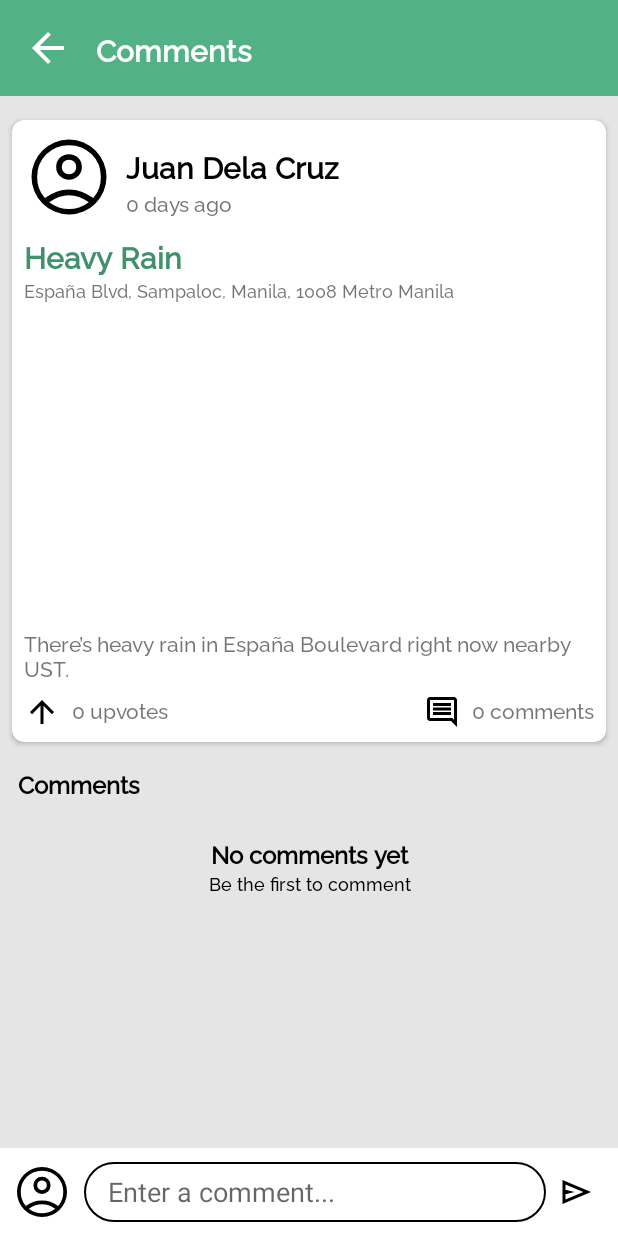
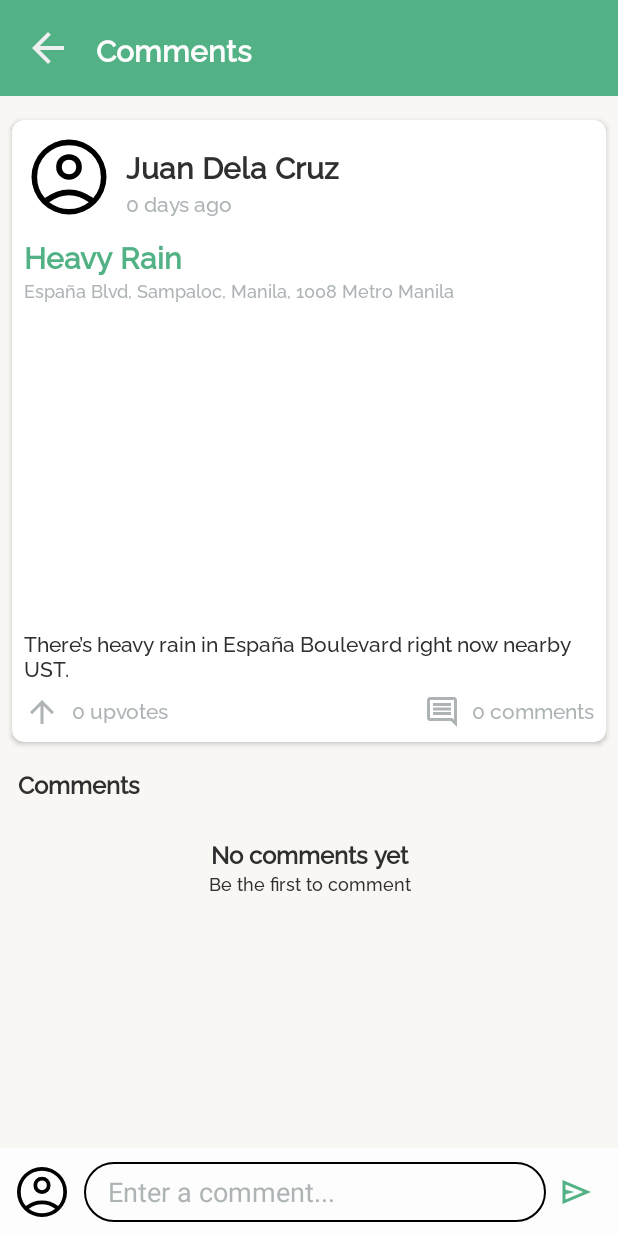
Before and after one commit to ChickenCombo/disaster-online-reporting-application, an Android app: the CommentsActivity screen opened directly, with no data from a screen before it, on a phone screen of 412 x 824 dp. Run offline under Robolectric (Android 15) with nearby library versions, the phone set to English and light mode, and no system bars; our stand-ins replace CircleImageView, Firebase (no records; nobody signed in at launch, a user with empty details on screens opened directly), Picasso; pictures from the network do not load.

Commit message:
Updated colors scheme in colors.xml

```diff
--- a/app/src/main/res/drawable/ic_comment.xml
+++ b/app/src/main/res/drawable/ic_comment.xml
@@ -4,6 +4,6 @@
     android:viewportWidth="24"
     android:viewportHeight="24">
   <path
-      android:fillColor="#FF000000"
+      android:fillColor="@color/primary_gray"
       android:pathData="M6,14h12v-2L6,12ZM6,11h12L18,9L6,9ZM6,8h12L18,6L6,6ZM22,22 L18,18L4,18q-0.825,0 -1.412,-0.587Q2,16.825 2,16L2,4q0,-0.825 0.588,-1.413Q3.175,2 4,2h16q0.825,0 1.413,0.587Q22,3.175 22,4ZM4,4v12h14.825L20,17.175L20,4L4,4ZM4,4v13.175L4,4Z"/>
 </vector>
--- a/app/src/main/res/drawable/ic_upvote.xml
+++ b/app/src/main/res/drawable/ic_upvote.xml
@@ -4,6 +4,6 @@
     android:viewportWidth="24"
     android:viewportHeight="24">
   <path
-      android:fillColor="#FF000000"
+      android:fillColor="@color/primary_gray"
       android:pathData="M11,20V7.825l-5.6,5.6L4,12l8,-8 8,8 -1.4,1.425 -5.6,-5.6V20Z"/>
 </vector>
--- a/app/src/main/res/drawable/ic_upvoted.xml
+++ b/app/src/main/res/drawable/ic_upvoted.xml
@@ -4,6 +4,6 @@
     android:viewportWidth="24"
     android:viewportHeight="24">
   <path
-      android:fillColor="#f24100"
+      android:fillColor="@color/primary_green"
       android:pathData="M11,20V7.825l-5.6,5.6L4,12l8,-8 8,8 -1.4,1.425 -5.6,-5.6V20Z"/>
 </vector>
--- a/app/src/main/res/layout/activity_change_profile_picture.xml
+++ b/app/src/main/res/layout/activity_change_profile_picture.xml
@@ -27,7 +27,7 @@
         android:src="@drawable/ic_back"
         app:layout_constraintStart_toStartOf="parent"
         app:layout_constraintTop_toTopOf="parent"
-        app:tint="@color/white" />
+        app:tint="@color/safe_gray" />
 
     <de.hdodenhof.circleimageview.CircleImageView
         android:id="@+id/ivProfilePicture"
@@ -46,9 +46,11 @@
         android:layout_marginStart="32dp"
         android:layout_marginTop="32dp"
         android:layout_marginEnd="32dp"
+        android:backgroundTint="@color/primary_green"
         android:fontFamily="@font/raleway"
         android:text="Save Profile Picture"
         android:textStyle="bold"
+        android:textColor="@color/safe_white"
         app:cornerRadius="30dp"
         app:layout_constraintEnd_toEndOf="parent"
         app:layout_constraintStart_toStartOf="parent"
--- a/app/src/main/res/layout/activity_comments.xml
+++ b/app/src/main/res/layout/activity_comments.xml
@@ -4,7 +4,7 @@
     xmlns:tools="http://schemas.android.com/tools"
     android:layout_width="match_parent"
     android:layout_height="match_parent"
-    android:background="#e5e5e5"
+    android:background="@color/background"
     tools:context=".activities.CommentsActivity">
 
     <include
@@ -63,7 +63,7 @@
                         android:layout_marginEnd="8dp"
                         android:fontFamily="@font/raleway"
                         android:text="Juan Dela Cruz"
-                        android:textColor="@color/black"
+                        android:textColor="@color/safe_black"
                         android:textSize="20sp"
                         android:textStyle="bold"
                         app:layout_constraintEnd_toEndOf="parent"
@@ -79,6 +79,7 @@
                         android:layout_marginEnd="8dp"
                         android:fontFamily="@font/raleway"
                         android:text="0 days ago"
+                        android:textColor="@color/primary_gray"
                         app:layout_constraintEnd_toEndOf="parent"
                         app:layout_constraintHorizontal_bias="0.0"
                         app:layout_constraintStart_toEndOf="@+id/ivReportProfile"
@@ -109,6 +110,7 @@
                         android:layout_marginEnd="8dp"
                         android:fontFamily="@font/raleway"
                         android:text="España Blvd, Sampaloc, Manila, 1008 Metro Manila"
+                        android:textColor="@color/primary_gray"
                         android:textSize="12sp"
                         app:layout_constraintEnd_toEndOf="parent"
                         app:layout_constraintHorizontal_bias="0.0"
@@ -138,6 +140,7 @@
                         android:layout_marginEnd="8dp"
                         android:fontFamily="@font/raleway"
                         android:text="There’s heavy rain in España Boulevard right now nearby UST."
+                        android:textColor="@color/safe_black"
                         app:layout_constraintEnd_toEndOf="parent"
                         app:layout_constraintHorizontal_bias="0.0"
                         app:layout_constraintStart_toStartOf="parent"
@@ -164,6 +167,7 @@
                         android:layout_marginTop="8dp"
                         android:fontFamily="@font/raleway"
                         android:text="0 upvotes"
+                        android:textColor="@color/primary_gray"
                         app:layout_constraintBottom_toBottomOf="parent"
                         app:layout_constraintStart_toEndOf="@+id/ivReportUpvote"
                         app:layout_constraintTop_toBottomOf="@+id/tvReportDescription"
@@ -187,6 +191,7 @@
                         android:layout_marginEnd="8dp"
                         android:fontFamily="@font/raleway"
                         android:text="0 comments"
+                        android:textColor="@color/primary_gray"
                         app:layout_constraintEnd_toEndOf="parent"
                         app:layout_constraintTop_toBottomOf="@+id/tvReportDescription" />
 
@@ -198,34 +203,34 @@
                 android:layout_width="wrap_content"
                 android:layout_height="wrap_content"
                 android:layout_marginStart="8dp"
+                android:layout_marginBottom="8dp"
                 android:fontFamily="@font/raleway"
                 android:text=" Comments"
-                android:layout_marginBottom="8dp"
-                android:textColor="@color/black"
+                android:textColor="@color/safe_black"
                 android:textSize="16sp"
                 android:textStyle="bold" />
 
             <androidx.recyclerview.widget.RecyclerView
                 android:id="@+id/recyclerView"
-                android:visibility="visible"
                 android:layout_width="match_parent"
                 android:layout_height="wrap_content"
-                tools:listitem="@layout/single_view_comments"/>
+                android:visibility="visible"
+                tools:listitem="@layout/single_view_comments" />
 
             <TextView
                 android:id="@+id/tvEmptyViewHeader"
                 android:layout_width="match_parent"
                 android:layout_height="wrap_content"
+                android:layout_marginStart="16dp"
                 android:layout_marginTop="16dp"
-                android:layout_marginStart="16dp"
                 android:layout_marginEnd="16dp"
                 android:fontFamily="@font/raleway"
-                android:visibility="gone"
                 android:text="No comments yet"
                 android:textAlignment="center"
-                android:textColor="@color/black"
+                android:textColor="@color/safe_black"
                 android:textSize="16sp"
-                android:textStyle="bold" />
+                android:textStyle="bold"
+                android:visibility="gone" />
 
             <TextView
                 android:id="@+id/tvEmptyViewSubHeader"
@@ -233,12 +238,12 @@
                 android:layout_height="wrap_content"
                 android:layout_marginStart="16dp"
                 android:layout_marginEnd="16dp"
-                android:visibility="gone"
                 android:fontFamily="@font/raleway"
-                android:textSize="12sp"
                 android:text="Be the first to comment"
                 android:textAlignment="center"
-                android:textColor="@color/black" />
+                android:textColor="@color/safe_black"
+                android:textSize="12sp"
+                android:visibility="gone" />
 
         </LinearLayout>
     </androidx.core.widget.NestedScrollView>
@@ -248,7 +253,7 @@
         android:layout_width="match_parent"
         android:layout_height="wrap_content"
         android:padding="8dp"
-        android:background="@color/white"
+        android:background="@color/safe_white"
         android:layout_alignParentBottom="true">
 
         <de.hdodenhof.circleimageview.CircleImageView
@@ -270,6 +275,7 @@
             android:layout_toEndOf="@id/ivCommentProfile"
             android:background="@drawable/bg_edittext"
             android:hint="Enter a comment..."
+            android:textColorHint="@color/primary_gray"
             android:paddingStart="16dp"
             android:paddingEnd="16dp"
             tools:ignore="TouchTargetSizeCheck" />
@@ -281,7 +287,8 @@
             android:layout_alignParentEnd="true"
             android:layout_centerVertical="true"
             android:scaleType="center"
-            android:src="@drawable/ic_reply" />
+            android:src="@drawable/ic_reply"
+            app:tint="@color/primary_green" />
 
     </RelativeLayout>
 </RelativeLayout>
--- a/app/src/main/res/layout/toolbar_back.xml
+++ b/app/src/main/res/layout/toolbar_back.xml
@@ -3,7 +3,7 @@
     xmlns:app="http://schemas.android.com/apk/res-auto"
     android:layout_width="match_parent"
     android:layout_height="60dp"
-    android:background="@color/secondary_green">
+    android:background="@color/primary_green">
 
     <ImageView
         android:id="@+id/ivBack"
@@ -16,7 +16,7 @@
         app:layout_constraintBottom_toBottomOf="parent"
         app:layout_constraintStart_toStartOf="parent"
         app:layout_constraintTop_toTopOf="parent"
-        app:tint="@color/white" />
+        app:tint="@color/safe_gray" />
 
     <TextView
         android:id="@+id/tvToolbarHeader"
@@ -29,7 +29,7 @@
         android:textStyle="bold"
         android:textSize="20sp"
         android:text="Header"
-        android:textColor="@color/white"
+        android:textColor="@color/safe_white"
         app:layout_constraintBottom_toBottomOf="parent"
         app:layout_constraintStart_toEndOf="@+id/ivBack"
         app:layout_constraintTop_toTopOf="parent" />
--- a/app/src/main/res/values/colors.xml
+++ b/app/src/main/res/values/colors.xml
@@ -5,13 +5,21 @@
     <color name="purple_700">#FF3700B3</color>
     <color name="teal_200">#FF03DAC5</color>
     <color name="teal_700">#FF018786</color>
-    <color name="black">#FF000000</color>
-    <color name="white">#FFFFFFFF</color>
     <color name="red">#BF616A</color>
+    <color name="black">#000000</color>
+    <color name="white">#FFFFFF</color>
+    <color name="light_gray">#EFEFEF</color>
 
-    <color name="primary_green">#40916c</color>
-    <color name="secondary_green">#52b286</color>
-    <color name="light_gray">#aeb4b6</color>
+    <!-- DORAv4 Project Color-->
+    <color name="safe_white">#FDFDFD</color>
+    <color name="safe_black">#2F2F2F</color>
+    <color name="safe_gray">#EFEFEF</color>
+    <color name="primary_green">#52B286</color>
+    <color name="secondary_green">#40916C</color>
+    <color name="primary_navy">#3F3D56</color>
+    <color name="primary_gray">#AEB4B6</color>
+    <color name="secondary_gray">#DADADA</color>
+    <color name="background">#F9F7F4</color>
 
     <color name="remote_message_background">#0288D1</color>
     <color name="local_message_background">#D1DBE0</color>
--- a/app/src/main/res/values/themes.xml
+++ b/app/src/main/res/values/themes.xml
@@ -4,11 +4,11 @@
         <!-- Primary brand color. -->
         <item name="colorPrimary">@color/primary_green</item>
         <item name="colorPrimaryVariant">@color/primary_green</item>
-        <item name="colorOnPrimary">@color/white</item>
+        <item name="colorOnPrimary">@color/safe_white</item>
         <!-- Secondary brand color. -->
         <item name="colorSecondary">@color/teal_200</item>
         <item name="colorSecondaryVariant">@color/teal_700</item>
-        <item name="colorOnSecondary">@color/black</item>
+        <item name="colorOnSecondary">@color/safe_black</item>
         <!-- Status bar color. -->
         <item name="android:statusBarColor" tools:targetApi="l">?attr/colorPrimaryVariant</item>
         <!-- Customize your theme here. -->
```
Also changed, not shown: app/src/main/res/layout/activity_advisories.xml (+6 -6 lines), app/src/main/res/layout/activity_change_email.xml (+12 -6 lines), app/src/main/res/layout/activity_change_password.xml (+11 -5 lines).
